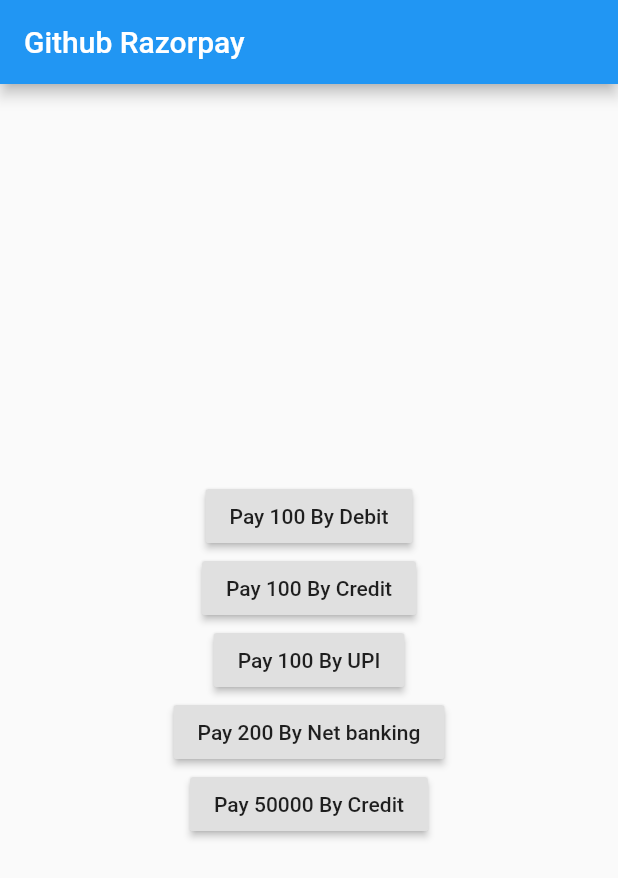
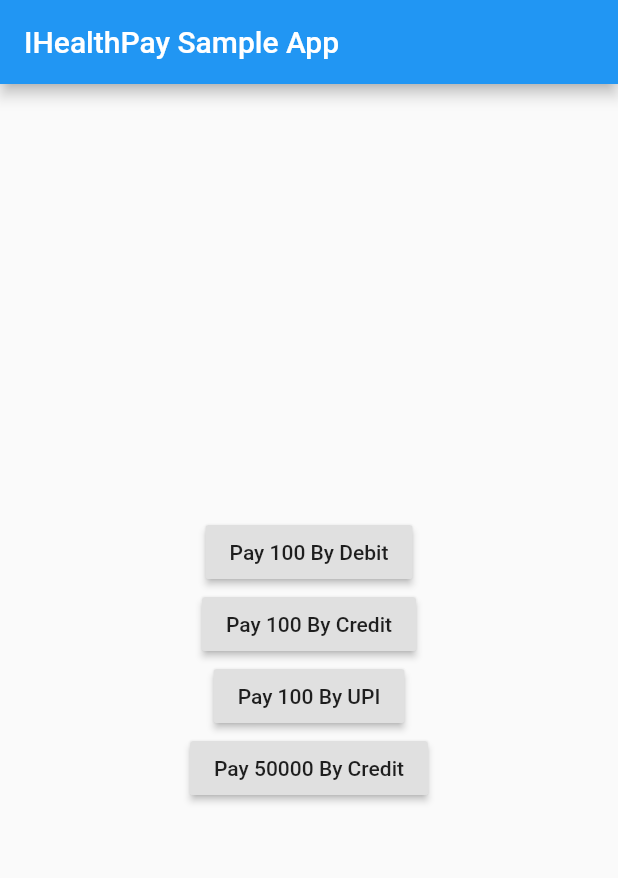
Before and after one commit to KUSH9148/payment_third_party, a Flutter app: the screen it shows after launch, after a tap on "Pay 100 By UPI", on a phone screen of 412 x 824 dp. Shown: the top 878 px of the screen. Run offline on Flutter 3.47's test engine with Material 2 defaults, Android fonts, the phone set to English and light mode, and no system bars; our stand-ins replace fluttertoast; missing offline and left inert: eventify; statements that could not run were skipped.

Commit message:
Kushal
Initial

```diff
--- a/example/lib/main.dart
+++ b/example/lib/main.dart
@@ -1,55 +1,40 @@
+import 'dart:math';
+
 import 'package:flutter/material.dart';
+import 'package:flutter/services.dart';
+
 import 'package:razorpay_flutter/razorpay_flutter.dart';
 
-void main() {
-  runApp(MyApp());
+import 'package:fluttertoast/fluttertoast.dart';
+
+void main() => runApp(MyApp());
+
+class MyApp extends StatefulWidget {
+  @override
+  _MyAppState createState() => _MyAppState();
 }
 
-class MyApp extends StatelessWidget {
-  // This widget is the root of your application.
-  @override
-  Widget build(BuildContext context) {
-    return MaterialApp(
-      title: 'Flutter Demo',
-      theme: ThemeData(
-        primarySwatch: Colors.blue,
-      ),
-      home: MyHomePage(title: 'iHealthPay Payments'),
-    );
-  }
-}
-
-class MyHomePage extends StatefulWidget {
-  MyHomePage({Key key, this.title}) : super(key: key);
-
-  final String title;
-
-  @override
-  _MyHomePageState createState() => _MyHomePageState();
-}
-
-class _MyHomePageState extends State<MyHomePage> {
+class _MyAppState extends State<MyApp> {
+  static const platform = const MethodChannel("razorpay_flutter");
 
   IHealthPay _ihealthpay;
-
 
   @override
   Widget build(BuildContext context) {
     return MaterialApp(
       home: Scaffold(
         appBar: AppBar(
-          title: const Text('Github Razorpay'),
+          title: const Text('IHealthPay Sample App'),
         ),
         body: Center(
             child: Column(
                 mainAxisAlignment: MainAxisAlignment.center,
                 children: <Widget>[
-                  RaisedButton(onPressed: payByDebit, child: Text('Pay 100 By Debit')),
+                RaisedButton(onPressed: payByDebit, child: Text('Pay 100 By Debit')),
                   RaisedButton(onPressed: payByCredit, child: Text('Pay 100 By Credit')),
                   RaisedButton(onPressed: payByUpi, child: Text('Pay 100 By UPI')),
-                  RaisedButton(onPressed: payByNetbanking, child: Text('Pay 200 By Net banking')),
                   RaisedButton(onPressed: payByCredit5, child: Text('Pay 50000 By Credit'))
-                ])),
+            ])),
       ),
     );
   }
@@ -61,6 +46,8 @@ class _MyHomePageState extends State<MyHomePage> {
     _ihealthpay.on(IHealthPay.EVENT_PAYMENT_SUCCESS, _handlePaymentSuccess);
     _ihealthpay.on(IHealthPay.EVENT_PAYMENT_ERROR, _handlePaymentError);
     _ihealthpay.on(IHealthPay.EVENT_EXTERNAL_WALLET, _handleExternalWallet);
+
+    initIHealthPay();
   }
 
   @override
@@ -70,7 +57,7 @@ class _MyHomePageState extends State<MyHomePage> {
   }
 
   void payByDebit() {
-    openCheckout("Debit card");
+   openCheckout("Debit card");
   }
 
   void payByCredit() {
@@ -79,21 +66,41 @@ class _MyHomePageState extends State<MyHomePage> {
   void payByCredit5() {
     openCheckout("Credit card", amount: 5000);
   }
-  void payByNetbanking() {
-    openCheckout("netbanking", amount: 200);
-  }
 
   void payByUpi() {
     openCheckout("UPI");
   }
 
+  String getRandomId(){
+    int randomId = 1;
+    var rng = new Random();
+   // for (var i = 0; i < 10; i++) {
+      randomId = rng.nextInt(10000);
+   // }
+    return randomId.toString();
+  }
+
+  void initIHealthPay() async {
+    var options = {
+      'account_id': "acc_01245",
+      'organization_id':'2883'
+    };
+    try {
+      _ihealthpay.init(options);
+    } catch (e) {
+      debugPrint(e);
+    }
+  }
+
   void openCheckout(selectedMethod, {amount = 100}) async {
+    String customerId = getRandomId();
+    print("CID:"+customerId);
     var customer = {
-      'name': "Shivam Lussote",
+      'name': "Ravi P",
       'contact': '7995055011',
       'email': 'sourabhuniyal@iphysicianhub.com',
-      'id': '197545',
-      'organization_id':'2875'
+      'id': customerId,
+      'organization_id':'2883'
     };
     var options = {
       'key': 'iph_gujarat_pharmacy',
@@ -110,17 +117,18 @@ class _MyHomePageState extends State<MyHomePage> {
   }
 
   void _handlePaymentSuccess(PaymentSuccessResponse response) {
-    print("IHP: ======= _handlePaymentSuccess ======");
-    print(response);
+    Fluttertoast.showToast(
+        msg: "SUCCESS: " + response.paymentId, timeInSecForIos: 4);
   }
 
   void _handlePaymentError(PaymentFailureResponse response) {
-    print("IHP: ======= _handlePaymentError ======");
-    print(response);
+    Fluttertoast.showToast(
+        msg: "ERROR: " + response.code.toString() + " - " + response.message,
+        timeInSecForIos: 4);
   }
 
   void _handleExternalWallet(ExternalWalletResponse response) {
-    print("IHP: ======= _handleExternalWallet ======");
-    print(response);
+    Fluttertoast.showToast(
+        msg: "EXTERNAL_WALLET: " + response.walletName, timeInSecForIos: 4);
   }
 }
```
